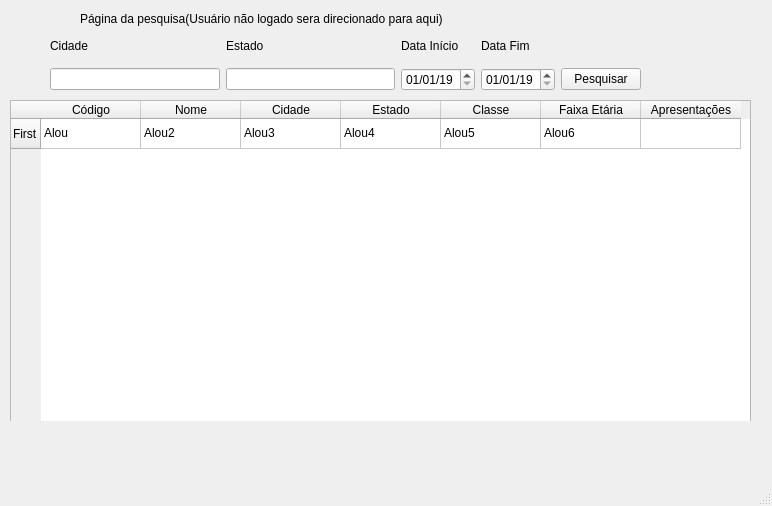
Above: ui/viewEventos.ui from PedroAugustoRamalhoDuarte/Trabalho-TP1 before the change. Below: the same form after it.
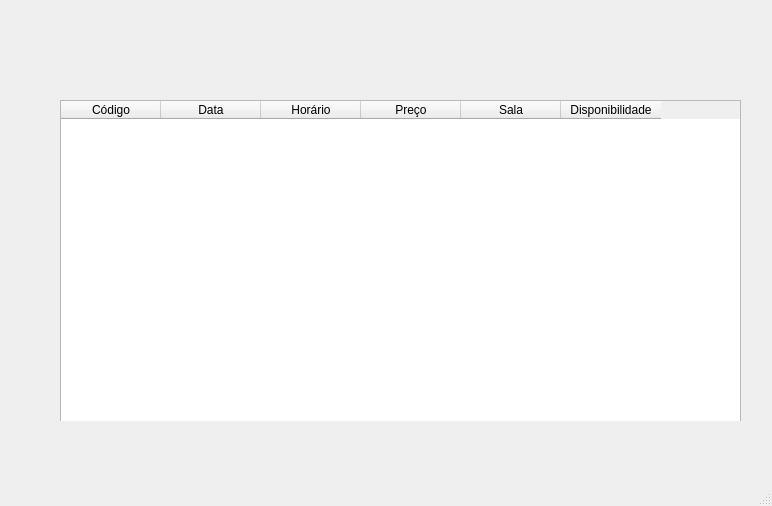
That is the form after the change. The open tabs and pages were chosen to show the change.

Commit message: View Pesquisar Evento e Mostrar Apresentação

The edit to the form file:
```diff
--- a/ui/viewEventos.ui
+++ b/ui/viewEventos.ui
@@ -716,6 +716,48 @@
       </layout>
      </widget>
     </widget>
+    <widget class="QWidget" name="page_5">
+     <widget class="QTableWidget" name="tableApresentacao">
+      <property name="geometry">
+       <rect>
+        <x>60</x>
+        <y>90</y>
+        <width>681</width>
+        <height>331</height>
+       </rect>
+      </property>
+      <column>
+       <property name="text">
+        <string>Código</string>
+       </property>
+      </column>
+      <column>
+       <property name="text">
+        <string>Data</string>
+       </property>
+      </column>
+      <column>
+       <property name="text">
+        <string>Horário</string>
+       </property>
+      </column>
+      <column>
+       <property name="text">
+        <string>Preço</string>
+       </property>
+      </column>
+      <column>
+       <property name="text">
+        <string>Sala</string>
+       </property>
+      </column>
+      <column>
+       <property name="text">
+        <string>Disponibilidade</string>
+       </property>
+      </column>
+     </widget>
+    </widget>
    </widget>
   </widget>
   <widget class="QMenuBar" name="menubar">
```
The commit also changes 8 other files.
